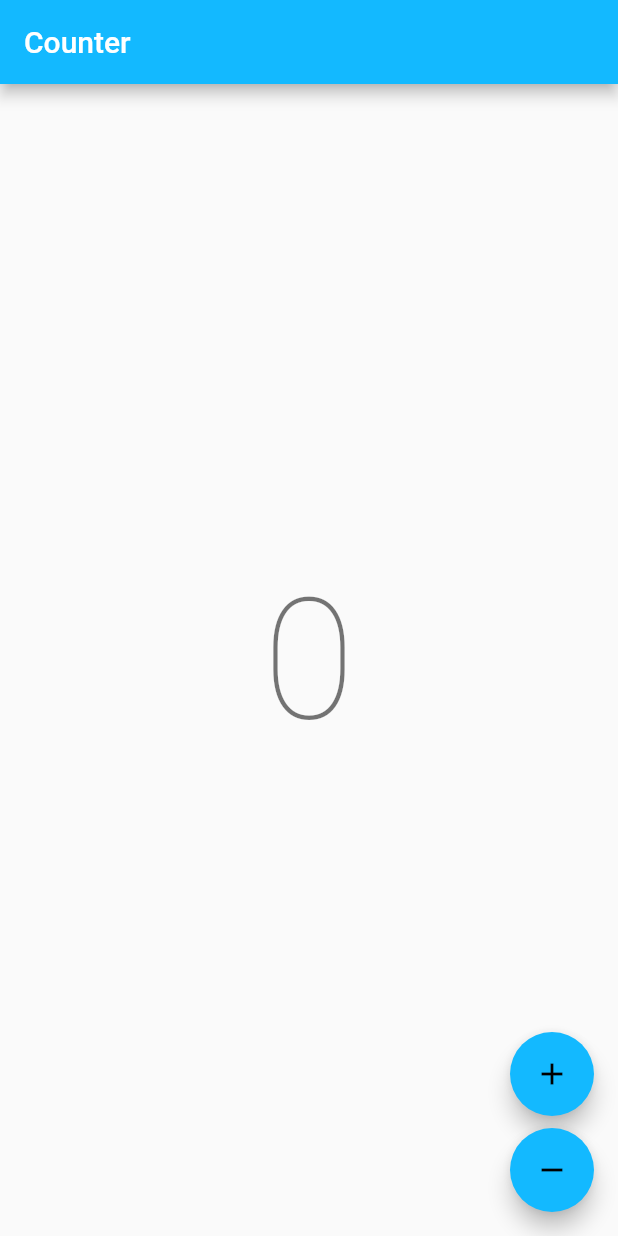
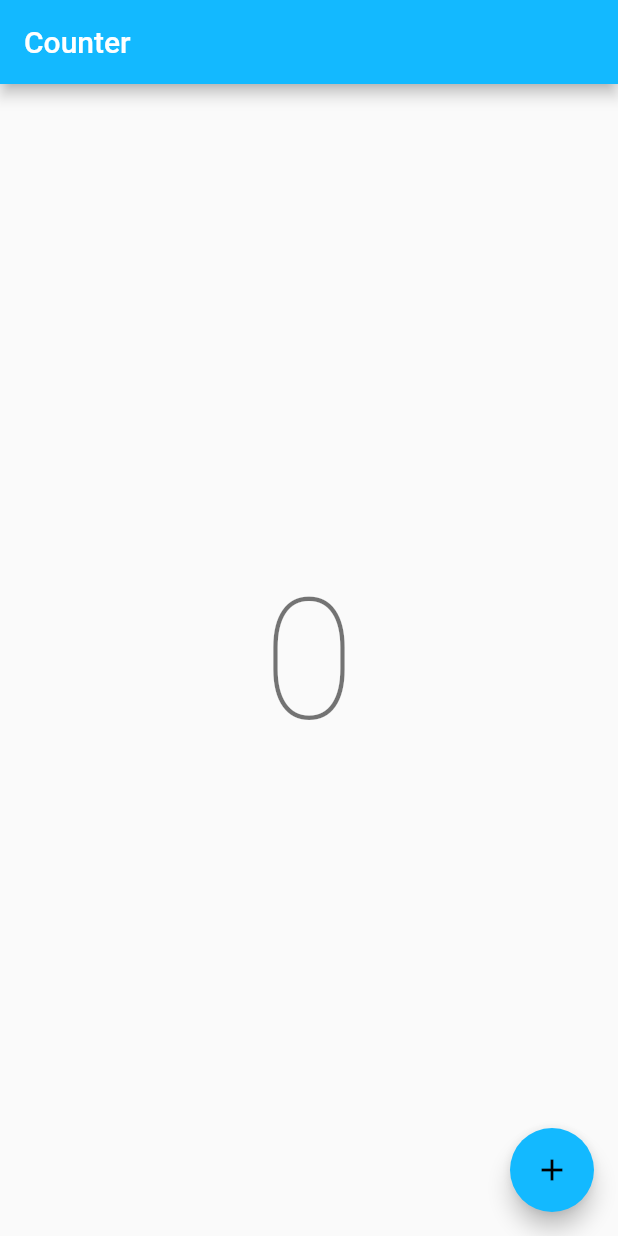
Before and after one commit to tetzgabriel/very_good_coffee_app, a Flutter app: the screen it shows after launch, on a phone screen of 412 x 824 dp. Run offline on Flutter 3.47's test engine with Material 2 defaults, Android fonts, the phone set to English and light mode, and no system bars; our stand-ins replace bloc, flutter_bloc; generated files the repository leaves out were written again.

Commit message:
Feature | Duplicating Counter structure

```diff
--- a/lib/app/view/app.dart
+++ b/lib/app/view/app.dart
@@ -1,5 +1,5 @@
 import 'package:flutter/material.dart';
-import 'package:very_good_coffee_app/counter/counter.dart';
+import 'package:very_good_coffee_app/image_finder/image_finder.dart';
 import 'package:very_good_coffee_app/l10n/l10n.dart';
 
 class App extends StatelessWidget {
@@ -16,7 +16,7 @@ class App extends StatelessWidget {
       ),
       localizationsDelegates: AppLocalizations.localizationsDelegates,
       supportedLocales: AppLocalizations.supportedLocales,
-      home: const CounterPage(),
+      home: const ImageFinderPage(),
     );
   }
 }
--- /dev/null
+++ b/lib/image_finder/cubit/image_finder_cubit.dart
@@ -0,0 +1,8 @@
+import 'package:bloc/bloc.dart';
+
+class ImageFinderCubit extends Cubit<int> {
+  ImageFinderCubit() : super(0);
+
+  void increment() => emit(state + 1);
+  void decrement() => emit(state - 1);
+}
--- /dev/null
+++ b/lib/image_finder/image_finder.dart
@@ -0,0 +1,2 @@
+export 'cubit/image_finder_cubit.dart';
+export 'view/image_finder_page.dart';
--- /dev/null
+++ b/lib/image_finder/view/image_finder_page.dart
@@ -0,0 +1,50 @@
+import 'package:flutter/material.dart';
+import 'package:flutter_bloc/flutter_bloc.dart';
+import 'package:very_good_coffee_app/image_finder/image_finder.dart';
+import 'package:very_good_coffee_app/l10n/l10n.dart';
+
+class ImageFinderPage extends StatelessWidget {
+  const ImageFinderPage({super.key});
+
+  @override
+  Widget build(BuildContext context) {
+    return BlocProvider(
+      create: (_) => ImageFinderCubit(),
+      child: const ImageFinderView(),
+    );
+  }
+}
+
+class ImageFinderView extends StatelessWidget {
+  const ImageFinderView({super.key});
+
+  @override
+  Widget build(BuildContext context) {
+    final l10n = context.l10n;
+    return Scaffold(
+      appBar: AppBar(title: Text(l10n.counterAppBarTitle)),
+      body: const Center(child: CounterText()),
+      floatingActionButton: Column(
+        mainAxisAlignment: MainAxisAlignment.end,
+        crossAxisAlignment: CrossAxisAlignment.end,
+        children: [
+          FloatingActionButton(
+            onPressed: () => context.read<ImageFinderCubit>().increment(),
+            child: const Icon(Icons.add),
+          )
+        ],
+      ),
+    );
+  }
+}
+
+class CounterText extends StatelessWidget {
+  const CounterText({super.key});
+
+  @override
+  Widget build(BuildContext context) {
+    final theme = Theme.of(context);
+    final count = context.select((ImageFinderCubit cubit) => cubit.state);
+    return Text('$count', style: theme.textTheme.displayLarge);
+  }
+}
```
